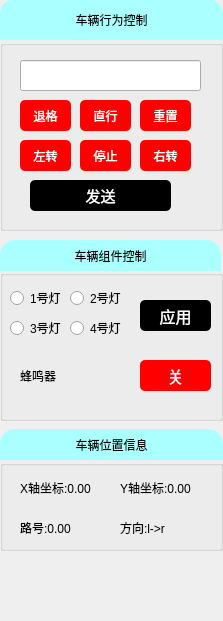
CSU-Bug-Killer/CarDemo2, file carcontrollboard.ui: the form before one commit.
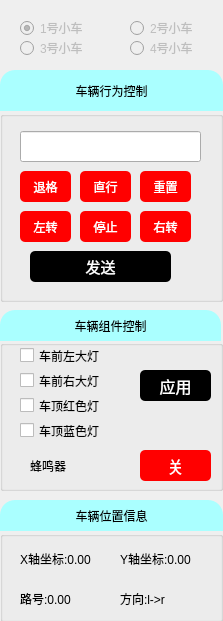
The form after the commit.

```diff
--- a/carcontrollboard.ui
+++ b/carcontrollboard.ui
@@ -29,7 +29,7 @@
    <property name="geometry">
     <rect>
      <x>0</x>
-     <y>40</y>
+     <y>111</y>
      <width>223</width>
      <height>191</height>
     </rect>
@@ -199,7 +199,7 @@
    <property name="geometry">
     <rect>
      <x>0</x>
-     <y>270</y>
+     <y>340</y>
      <width>223</width>
      <height>151</height>
     </rect>
@@ -252,63 +252,11 @@
      <string>应用</string>
     </property>
    </widget>
-   <widget class="QRadioButton" name="radioButton">
-    <property name="geometry">
-     <rect>
-      <x>10</x>
-      <y>20</y>
-      <width>51</width>
-      <height>16</height>
-     </rect>
-    </property>
-    <property name="text">
-     <string>1号灯</string>
-    </property>
-   </widget>
-   <widget class="QRadioButton" name="radioButton_2">
-    <property name="geometry">
-     <rect>
-      <x>70</x>
-      <y>20</y>
-      <width>51</width>
-      <height>16</height>
-     </rect>
-    </property>
-    <property name="text">
-     <string>2号灯</string>
-    </property>
-   </widget>
-   <widget class="QRadioButton" name="radioButton_3">
-    <property name="geometry">
-     <rect>
-      <x>10</x>
-      <y>50</y>
-      <width>51</width>
-      <height>16</height>
-     </rect>
-    </property>
-    <property name="text">
-     <string>3号灯</string>
-    </property>
-   </widget>
-   <widget class="QRadioButton" name="radioButton_4">
-    <property name="geometry">
-     <rect>
-      <x>70</x>
-      <y>50</y>
-      <width>51</width>
-      <height>16</height>
-     </rect>
-    </property>
-    <property name="text">
-     <string>4号灯</string>
-    </property>
-   </widget>
    <widget class="QPushButton" name="beeSwitchBtn">
     <property name="geometry">
      <rect>
       <x>140</x>
-      <y>90</y>
+      <y>110</y>
       <width>71</width>
       <height>31</height>
      </rect>
@@ -334,8 +282,8 @@
    <widget class="QLabel" name="label">
     <property name="geometry">
      <rect>
-      <x>20</x>
-      <y>90</y>
+      <x>30</x>
+      <y>110</y>
       <width>61</width>
       <height>31</height>
      </rect>
@@ -344,12 +292,64 @@
      <string>蜂鸣器</string>
     </property>
    </widget>
+   <widget class="QCheckBox" name="leftCbx">
+    <property name="geometry">
+     <rect>
+      <x>20</x>
+      <y>5</y>
+      <width>91</width>
+      <height>21</height>
+     </rect>
+    </property>
+    <property name="text">
+     <string>车前左大灯</string>
+    </property>
+   </widget>
+   <widget class="QCheckBox" name="rightCbx">
+    <property name="geometry">
+     <rect>
+      <x>20</x>
+      <y>30</y>
+      <width>91</width>
+      <height>21</height>
+     </rect>
+    </property>
+    <property name="text">
+     <string>车前右大灯</string>
+    </property>
+   </widget>
+   <widget class="QCheckBox" name="roofRedCbx">
+    <property name="geometry">
+     <rect>
+      <x>20</x>
+      <y>50</y>
+      <width>91</width>
+      <height>31</height>
+     </rect>
+    </property>
+    <property name="text">
+     <string>车顶红色灯</string>
+    </property>
+   </widget>
+   <widget class="QCheckBox" name="roofBlueCbx">
+    <property name="geometry">
+     <rect>
+      <x>20</x>
+      <y>70</y>
+      <width>91</width>
+      <height>41</height>
+     </rect>
+    </property>
+    <property name="text">
+     <string>车顶蓝色灯</string>
+    </property>
+   </widget>
   </widget>
   <widget class="QGroupBox" name="locationMsgGbx">
    <property name="geometry">
     <rect>
      <x>0</x>
-     <y>460</y>
+     <y>531</y>
      <width>223</width>
      <height>91</height>
     </rect>
@@ -414,7 +414,7 @@
    <property name="geometry">
     <rect>
      <x>0</x>
-     <y>-1</y>
+     <y>70</y>
      <width>223</width>
      <height>41</height>
     </rect>
@@ -435,7 +435,7 @@
    <property name="geometry">
     <rect>
      <x>0</x>
-     <y>240</y>
+     <y>310</y>
      <width>221</width>
      <height>31</height>
     </rect>
@@ -456,7 +456,7 @@
    <property name="geometry">
     <rect>
      <x>0</x>
-     <y>429</y>
+     <y>500</y>
      <width>223</width>
      <height>31</height>
     </rect>
@@ -473,6 +473,73 @@
     <set>Qt::AlignCenter</set>
    </property>
   </widget>
+  <widget class="QRadioButton" name="radioButton">
+   <property name="enabled">
+    <bool>false</bool>
+   </property>
+   <property name="geometry">
+    <rect>
+     <x>20</x>
+     <y>20</y>
+     <width>89</width>
+     <height>16</height>
+    </rect>
+   </property>
+   <property name="text">
+    <string>1号小车</string>
+   </property>
+   <property name="checked">
+    <bool>true</bool>
+   </property>
+  </widget>
+  <widget class="QRadioButton" name="radioButton_2">
+   <property name="enabled">
+    <bool>false</bool>
+   </property>
+   <property name="geometry">
+    <rect>
+     <x>130</x>
+     <y>20</y>
+     <width>89</width>
+     <height>16</height>
+    </rect>
+   </property>
+   <property name="text">
+    <string>2号小车</string>
+   </property>
+  </widget>
+  <widget class="QRadioButton" name="radioButton_3">
+   <property name="enabled">
+    <bool>false</bool>
+   </property>
+   <property name="geometry">
+    <rect>
+     <x>20</x>
+     <y>40</y>
+     <width>89</width>
+     <height>16</height>
+    </rect>
+   </property>
+   <property name="text">
+    <string>3号小车</string>
+   </property>
+  </widget>
+  <widget class="QRadioButton" name="radioButton_4">
+   <property name="enabled">
+    <bool>false</bool>
+   </property>
+   <property name="geometry">
+    <rect>
+     <x>130</x>
+     <y>40</y>
+     <width>89</width>
+     <height>16</height>
+    </rect>
+   </property>
+   <property name="text">
+    <string>4号小车</string>
+   </property>
+  </widget>
  </widget>
  <resources/>
  <connections/>
```
Left out of the diff: 4 changed lines with no effect on the pictures.
